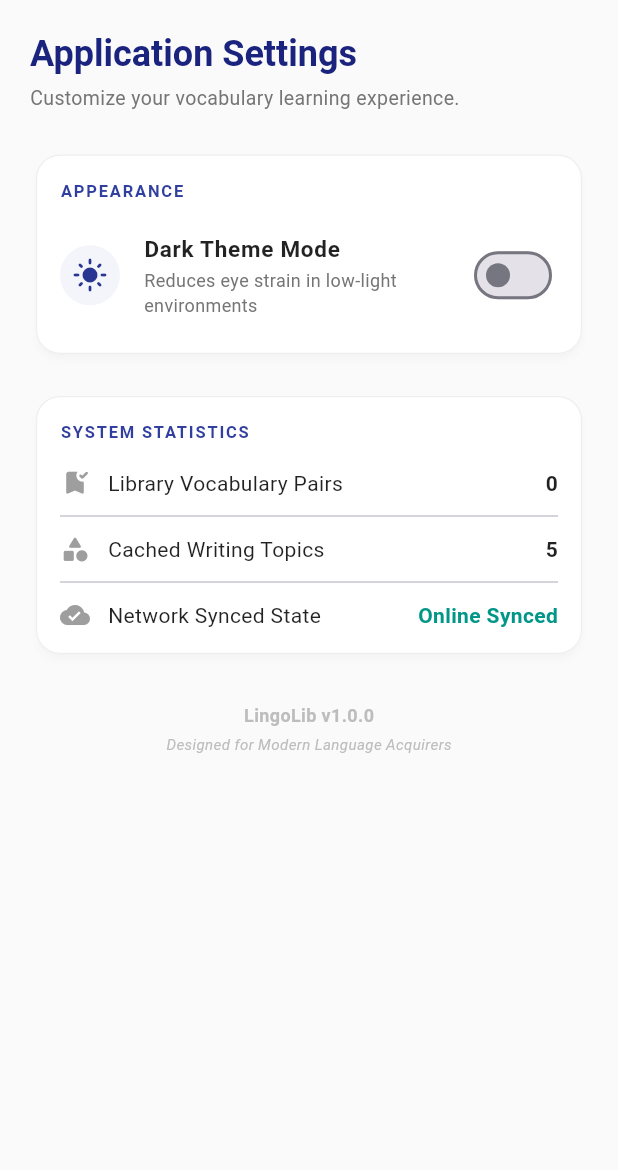
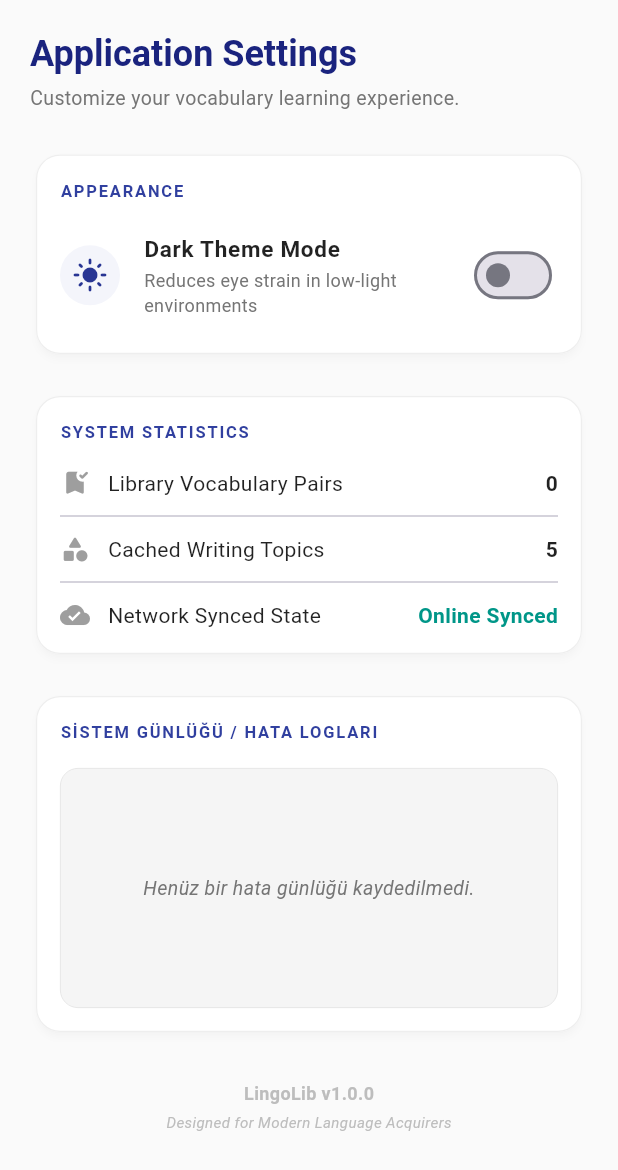
Before and after one commit to ertugrulergun23/Lanuage-App, a Flutter app: the SettingsView widget shown alone on an empty page, opened directly, on a phone screen of 412 x 824 dp. Shown: the top 1170 px of the screen. Run offline on Flutter 3.47's test engine with Material 3 defaults, Android fonts, the phone set to English and light mode, and no system bars; our stand-ins replace connectivity_plus, file_picker, pdf, sqflite; missing offline and left inert: translator; accounts and stored records are empty.

Commit message:
nine commit

```diff
--- a/lib/screens/settings_view.dart
+++ b/lib/screens/settings_view.dart
@@ -159,6 +159,101 @@ class SettingsView extends StatelessWidget {
                 ),
               ),
 
+              const SizedBox(height: 20),
+
+              // System Logs Card
+              Card(
+                elevation: isDark ? 1 : 2,
+                shadowColor: Colors.black12,
+                color: isDark ? Colors.grey[900] : Colors.white,
+                shape: RoundedRectangleBorder(
+                  borderRadius: BorderRadius.circular(16),
+                  side: BorderSide(
+                    color: isDark ? Colors.grey[800]! : Colors.grey[200]!,
+                    width: 0.8,
+                  ),
+                ),
+                child: Padding(
+                  padding: const EdgeInsets.all(16.0),
+                  child: Column(
+                    crossAxisAlignment: CrossAxisAlignment.start,
+                    children: [
+                      Row(
+                        mainAxisAlignment: MainAxisAlignment.spaceBetween,
+                        children: [
+                          Text(
+                            'SİSTEM GÜNLÜĞÜ / HATA LOGLARI',
+                            style: TextStyle(
+                              fontSize: 11,
+                              fontWeight: FontWeight.bold,
+                              color: isDark ? Colors.indigo[200] : Colors.indigo[700],
+                              letterSpacing: 1.2,
+                            ),
+                          ),
+                          if (state.errorLogs.isNotEmpty)
+                            TextButton.icon(
+                              onPressed: () => state.clearLogs(),
+                              icon: const Icon(Icons.delete_sweep_rounded, size: 18, color: Colors.redAccent),
+                              label: const Text(
+                                'Temizle',
+                                style: TextStyle(fontSize: 12, color: Colors.redAccent, fontWeight: FontWeight.bold),
+                              ),
+                              style: TextButton.styleFrom(
+                                padding: EdgeInsets.zero,
+                                minimumSize: Size.zero,
+                                tapTargetSize: MaterialTapTargetSize.shrinkWrap,
+                              ),
+                            ),
+                        ],
+                      ),
+                      const SizedBox(height: 16),
+
+                      Container(
+                        width: double.infinity,
+                        height: 160,
+                        decoration: BoxDecoration(
+                          color: isDark ? Colors.black26 : Colors.grey[100],
+                          borderRadius: BorderRadius.circular(12),
+                          border: Border.all(
+                            color: isDark ? Colors.grey[800]! : Colors.grey[300]!,
+                            width: 0.5,
+                          ),
+                        ),
+                        child: state.errorLogs.isEmpty
+                            ? Center(
+                                child: Text(
+                                  'Henüz bir hata günlüğü kaydedilmedi.',
+                                  style: TextStyle(
+                                    fontSize: 13,
+                                    color: isDark ? Colors.grey[500] : Colors.grey[600],
+                                    fontStyle: FontStyle.italic,
+                                  ),
+                                ),
+                              )
+                            : ListView.builder(
+                                padding: const EdgeInsets.all(12),
+                                itemCount: state.errorLogs.length,
+                                itemBuilder: (context, index) {
+                                  return Padding(
+                                    padding: const EdgeInsets.only(bottom: 6.0),
+                                    child: SelectableText(
+                                      state.errorLogs[index],
+                                      style: TextStyle(
+                                        fontFamily: 'monospace',
+                                        fontSize: 11,
+                                        color: isDark ? Colors.amber[100] : const Color(0xFFC0392B),
+                                        height: 1.4,
+                                      ),
+                                    ),
+                                  );
+                                },
+                              ),
+                      ),
+                    ],
+                  ),
+                ),
+              ),
+
               const SizedBox(height: 28),
 
               // App Version & Signature
--- a/lib/services/sync_service.dart
+++ b/lib/services/sync_service.dart
@@ -14,8 +14,9 @@ class SyncService {
 
   // Callback to notify the application when a sync completes
   void Function()? onSyncComplete;
+  void Function(String message)? onError;
 
-  SyncService({this.onSyncComplete});
+  SyncService({this.onSyncComplete, this.onError});
 
   /// Starts listening to connectivity changes.
   void startListening() {
@@ -70,8 +71,10 @@ class SyncService {
       if (hasChanges && onSyncComplete != null) {
         onSyncComplete!();
       }
-    } catch (_) {
-      // Catch silently to maintain robust offline-first functionality
+    } catch (e) {
+      if (onError != null) {
+        onError!('Phonetics sync failed: $e');
+      }
     } finally {
       _isSyncing = false;
     }
--- a/pubspec.yaml
+++ b/pubspec.yaml
@@ -22,6 +22,7 @@ dependencies:
   # Network & Sync
   http: ^1.2.1
   connectivity_plus: ^6.0.3
+  translator: ^0.1.7
 
   # Export features
   pdf: ^3.10.8
```
Also changed, not shown: lib/providers/app_state.dart (+61 -4 lines), lib/services/api_service.dart (+13 -26 lines).
